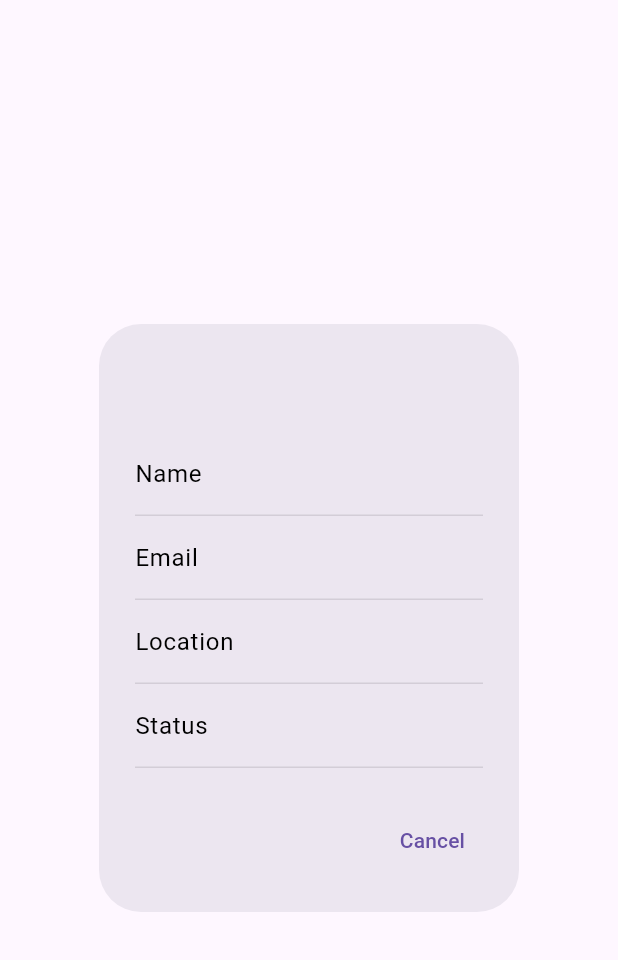
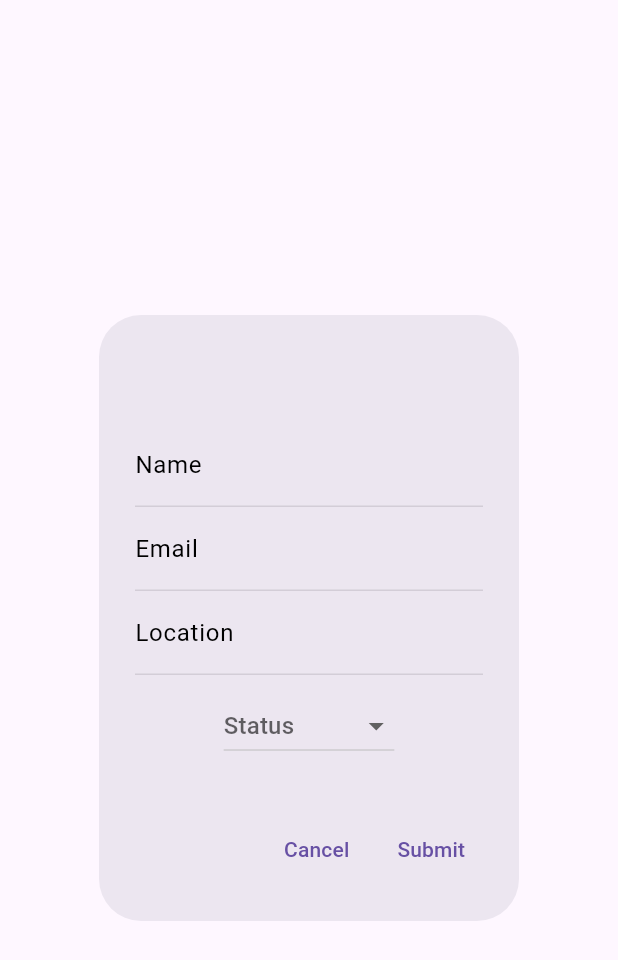
Before and after one commit to nishaalnaseer/Guhdhaaru, a Flutter app: the VendorPopUp widget shown alone on an empty page, opened directly with empty values, on a phone screen of 412 x 824 dp. Shown: the top 960 px of the screen. Run offline on Flutter 3.47's test engine with Material 3 defaults, Android fonts, the phone set to English and light mode, and no system bars; our stand-ins replace go_router, logger; network calls fail.

Commit message:
status dropdown option in vendor view

```diff
--- a/guhdaaru_frontend/lib/views/vendors/vendor.dart
+++ b/guhdaaru_frontend/lib/views/vendors/vendor.dart
@@ -80,19 +80,31 @@ class _VendorPopUpState extends State<VendorPopUp> {
                 color: Colors.black
             ),
           ),
-          TextField(
-            decoration: const InputDecoration(
-                labelText: "Status",
-                labelStyle: TextStyle(
-                    color: Colors.black
+          Padding(
+            padding: const EdgeInsets.all(10),
+            child: DropdownButton(
+              value: widget.vendor.status,
+              hint: const Text("Status"),
+              items: const [
+                DropdownMenuItem(
+                  value: "ENABLED",
+                  child: Text("ENABLED"),
+                ),
+                DropdownMenuItem(
+                  value: "DISABLED",
+                  child: Text("DISABLED"),
+                ),
+                DropdownMenuItem(
+                  value: "REQUESTED",
+                  child: Text("REQUESTED"),
+                ),
+                DropdownMenuItem(
+                  value: "DENIED",
+                  child: Text("DENIED"),
                 )
+              ], onChanged: (value) {  },
             ),
-            controller: statusController,
-            enabled: false,
-            style: const TextStyle(
-                color: Colors.black
-            ),
-          ),
+          )
         ],
       ),
       actions: [
@@ -102,6 +114,12 @@ class _VendorPopUpState extends State<VendorPopUp> {
           },
           child: const Text('Cancel'),
         ),
+        TextButton(
+          onPressed: () {
+            Navigator.of(context).pop(); // Close the dialog without action
+          },
+          child: const Text('Submit'),
+        ),
       ],
     );
   }
```
Also changed, not shown: guhdaaru_frontend/lib/views/users/users.dart (added), guhdaaru_frontend/lib/views/vendors/vendors.dart (indentation only).
